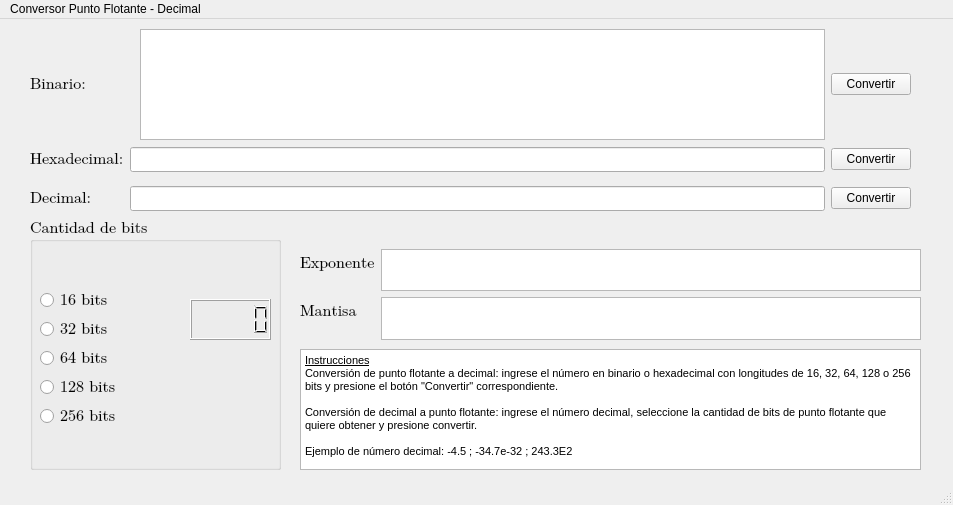
The window that gui.ui (pabgonzalez/Conversor_Decimal_PuntoFlotante) describes before a commit, drawn with Qt 5.
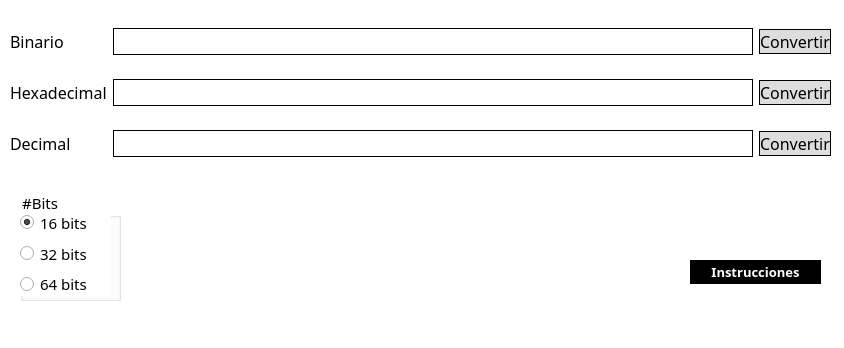
The same window after the commit.

Commit message: Funciona muy bien con 16, 32 y 64 bits. Probado en casos mínimos y máximos.

```diff
--- a/gui.ui
+++ b/gui.ui
@@ -6,252 +6,92 @@
    <rect>
     <x>0</x>
     <y>0</y>
-    <width>953</width>
-    <height>505</height>
+    <width>844</width>
+    <height>348</height>
    </rect>
   </property>
+  <property name="font">
+   <font>
+    <family>Lucida Sans</family>
+    <pointsize>12</pointsize>
+   </font>
+  </property>
   <property name="windowTitle">
    <string>MainWindow</string>
   </property>
+  <property name="styleSheet">
+   <string notr="true">background-color: white;</string>
+  </property>
   <widget class="QWidget" name="centralwidget">
-   <widget class="QGroupBox" name="groupBox">
-    <property name="geometry">
-     <rect>
-      <x>30</x>
-      <y>200</y>
-      <width>251</width>
-      <height>251</height>
-     </rect>
-    </property>
-    <property name="font">
-     <font>
-      <family>Cambria Math</family>
-      <pointsize>12</pointsize>
-     </font>
-    </property>
-    <property name="title">
-     <string>Cantidad de bits</string>
-    </property>
-    <widget class="QWidget" name="verticalLayoutWidget">
-     <property name="geometry">
-      <rect>
-       <x>10</x>
-       <y>70</y>
-       <width>131</width>
-       <height>171</height>
-      </rect>
-     </property>
-     <layout class="QVBoxLayout" name="verticalLayout">
-      <property name="sizeConstraint">
-       <enum>QLayout::SetMaximumSize</enum>
-      </property>
-      <item>
-       <widget class="QRadioButton" name="b32">
-        <property name="font">
-         <font>
-          <family>Cambria Math</family>
-          <pointsize>12</pointsize>
-         </font>
-        </property>
-        <property name="text">
-         <string>16 bits</string>
-        </property>
-       </widget>
-      </item>
-      <item>
-       <widget class="QRadioButton" name="b16">
-        <property name="font">
-         <font>
-          <family>Cambria Math</family>
-          <pointsize>12</pointsize>
-         </font>
-        </property>
-        <property name="text">
-         <string>32 bits</string>
-        </property>
-       </widget>
-      </item>
-      <item>
-       <widget class="QRadioButton" name="b64">
-        <property name="font">
-         <font>
-          <family>Cambria Math</family>
-          <pointsize>12</pointsize>
-         </font>
-        </property>
-        <property name="text">
-         <string>64 bits</string>
-        </property>
-       </widget>
-      </item>
-      <item>
-       <widget class="QRadioButton" name="b128">
-        <property name="font">
-         <font>
-          <family>Cambria Math</family>
-          <pointsize>12</pointsize>
-         </font>
-        </property>
-        <property name="text">
-         <string>128 bits</string>
-        </property>
-       </widget>
-      </item>
-      <item>
-       <widget class="QRadioButton" name="b256">
-        <property name="font">
-         <font>
-          <family>Cambria Math</family>
-          <pointsize>12</pointsize>
-         </font>
-        </property>
-        <property name="text">
-         <string>256 bits</string>
-        </property>
-       </widget>
-      </item>
-     </layout>
-    </widget>
-    <widget class="QLCDNumber" name="lcdNumber">
-     <property name="geometry">
-      <rect>
-       <x>160</x>
-       <y>80</y>
-       <width>81</width>
-       <height>41</height>
-      </rect>
-     </property>
-    </widget>
-   </widget>
-   <widget class="QWidget" name="formLayoutWidget">
-    <property name="geometry">
-     <rect>
-      <x>300</x>
-      <y>230</y>
-      <width>621</width>
-      <height>91</height>
-     </rect>
-    </property>
-    <layout class="QFormLayout" name="formLayout">
-     <item row="0" column="0">
-      <widget class="QLabel" name="label_4">
-       <property name="font">
-        <font>
-         <family>Cambria Math</family>
-         <pointsize>12</pointsize>
-        </font>
-       </property>
-       <property name="text">
-        <string>Exponente</string>
-       </property>
-      </widget>
-     </item>
-     <item row="1" column="0">
-      <widget class="QLabel" name="label_5">
-       <property name="font">
-        <font>
-         <family>Cambria Math</family>
-         <pointsize>12</pointsize>
-        </font>
-       </property>
-       <property name="text">
-        <string>Mantisa</string>
-       </property>
-      </widget>
-     </item>
-     <item row="0" column="1">
-      <widget class="QTextBrowser" name="textExponente">
-       <property name="font">
-        <font>
-         <family>Cambria Math</family>
-         <pointsize>12</pointsize>
-        </font>
-       </property>
-       <property name="html">
-        <string>&lt;!DOCTYPE HTML PUBLIC &quot;-//W3C//DTD HTML 4.0//EN&quot; &quot;http://www.w3.org/TR/REC-html40/strict.dtd&quot;&gt;
-&lt;html&gt;&lt;head&gt;&lt;meta name=&quot;qrichtext&quot; content=&quot;1&quot; /&gt;&lt;style type=&quot;text/css&quot;&gt;
-p, li { white-space: pre-wrap; }
-&lt;/style&gt;&lt;/head&gt;&lt;body style=&quot; font-family:'Cambria Math'; font-size:12pt; font-weight:400; font-style:normal;&quot;&gt;
-&lt;p style=&quot;-qt-paragraph-type:empty; margin-top:0px; margin-bottom:0px; margin-left:0px; margin-right:0px; -qt-block-indent:0; text-indent:0px; font-family:'MS Shell Dlg 2'; font-size:8.25pt;&quot;&gt;&lt;br /&gt;&lt;/p&gt;&lt;/body&gt;&lt;/html&gt;</string>
-       </property>
-      </widget>
-     </item>
-     <item row="1" column="1">
-      <widget class="QTextBrowser" name="textMantisa">
-       <property name="font">
-        <font>
-         <family>Cambria Math</family>
-         <pointsize>12</pointsize>
-        </font>
-       </property>
-       <property name="html">
-        <string>&lt;!DOCTYPE HTML PUBLIC &quot;-//W3C//DTD HTML 4.0//EN&quot; &quot;http://www.w3.org/TR/REC-html40/strict.dtd&quot;&gt;
-&lt;html&gt;&lt;head&gt;&lt;meta name=&quot;qrichtext&quot; content=&quot;1&quot; /&gt;&lt;style type=&quot;text/css&quot;&gt;
-p, li { white-space: pre-wrap; }
-&lt;/style&gt;&lt;/head&gt;&lt;body style=&quot; font-family:'Cambria Math'; font-size:12pt; font-weight:400; font-style:normal;&quot;&gt;
-&lt;p style=&quot;-qt-paragraph-type:empty; margin-top:0px; margin-bottom:0px; margin-left:0px; margin-right:0px; -qt-block-indent:0; text-indent:0px; font-family:'MS Shell Dlg 2'; font-size:8.25pt;&quot;&gt;&lt;br /&gt;&lt;/p&gt;&lt;/body&gt;&lt;/html&gt;</string>
-       </property>
-      </widget>
-     </item>
-    </layout>
-   </widget>
-   <widget class="QTextBrowser" name="textBrowser_3">
-    <property name="geometry">
-     <rect>
-      <x>300</x>
-      <y>330</y>
-      <width>621</width>
-      <height>121</height>
-     </rect>
-    </property>
-    <property name="html">
-     <string>&lt;!DOCTYPE HTML PUBLIC &quot;-//W3C//DTD HTML 4.0//EN&quot; &quot;http://www.w3.org/TR/REC-html40/strict.dtd&quot;&gt;
-&lt;html&gt;&lt;head&gt;&lt;meta name=&quot;qrichtext&quot; content=&quot;1&quot; /&gt;&lt;style type=&quot;text/css&quot;&gt;
-p, li { white-space: pre-wrap; }
-&lt;/style&gt;&lt;/head&gt;&lt;body style=&quot; font-family:'MS Shell Dlg 2'; font-size:8.25pt; font-weight:400; font-style:normal;&quot;&gt;
-&lt;p style=&quot; margin-top:0px; margin-bottom:0px; margin-left:0px; margin-right:0px; -qt-block-indent:0; text-indent:0px;&quot;&gt;&lt;span style=&quot; font-size:8pt; text-decoration: underline;&quot;&gt;Instrucciones&lt;/span&gt;&lt;/p&gt;
-&lt;p style=&quot; margin-top:0px; margin-bottom:0px; margin-left:0px; margin-right:0px; -qt-block-indent:0; text-indent:0px;&quot;&gt;&lt;span style=&quot; font-size:8pt;&quot;&gt;Conversión de punto flotante a decimal: ingrese el número en binario o hexadecimal con longitudes de 16, 32, 64, 128 o 256 bits y presione el botón &amp;quot;Convertir&amp;quot; correspondiente.&lt;/span&gt;&lt;/p&gt;
-&lt;p style=&quot;-qt-paragraph-type:empty; margin-top:0px; margin-bottom:0px; margin-left:0px; margin-right:0px; -qt-block-indent:0; text-indent:0px; font-size:8pt;&quot;&gt;&lt;br /&gt;&lt;/p&gt;
-&lt;p style=&quot; margin-top:0px; margin-bottom:0px; margin-left:0px; margin-right:0px; -qt-block-indent:0; text-indent:0px;&quot;&gt;&lt;span style=&quot; font-size:8pt;&quot;&gt;Conversión de decimal a punto flotante: ingrese el número decimal, seleccione la cantidad de bits de punto flotante que quiere obtener y presione convertir.&lt;/span&gt;&lt;/p&gt;
-&lt;p style=&quot;-qt-paragraph-type:empty; margin-top:0px; margin-bottom:0px; margin-left:0px; margin-right:0px; -qt-block-indent:0; text-indent:0px; font-size:8pt;&quot;&gt;&lt;br /&gt;&lt;/p&gt;
-&lt;p style=&quot; margin-top:0px; margin-bottom:0px; margin-left:0px; margin-right:0px; -qt-block-indent:0; text-indent:0px;&quot;&gt;&lt;span style=&quot; font-size:8pt;&quot;&gt;Ejemplo de número decimal: -4.5 ; -34.7e-32 ; 243.3E2&lt;/span&gt;&lt;/p&gt;&lt;/body&gt;&lt;/html&gt;</string>
-    </property>
-   </widget>
    <widget class="QWidget" name="gridLayoutWidget">
     <property name="geometry">
      <rect>
-      <x>30</x>
-      <y>120</y>
-      <width>881</width>
-      <height>81</height>
+      <x>10</x>
+      <y>10</y>
+      <width>821</width>
+      <height>168</height>
      </rect>
     </property>
     <layout class="QGridLayout" name="gridLayout">
-     <property name="verticalSpacing">
-      <number>6</number>
-     </property>
-     <item row="1" column="0">
+     <item row="2" column="0">
       <widget class="QLabel" name="label_3">
        <property name="font">
         <font>
-         <family>Cambria Math</family>
+         <family>Lucida Sans</family>
          <pointsize>12</pointsize>
         </font>
        </property>
        <property name="text">
-        <string>Hexadecimal:</string>
-       </property>
-      </widget>
-     </item>
-     <item row="1" column="2">
-      <widget class="QPushButton" name="buttonConvertirFPHex">
-       <property name="text">
-        <string>Convertir</string>
+        <string>Decimal</string>
        </property>
       </widget>
      </item>
      <item row="2" column="2">
       <widget class="QPushButton" name="buttonConvertirDec">
+       <property name="font">
+        <font>
+         <family>Lucida Sans</family>
+         <pointsize>12</pointsize>
+        </font>
+       </property>
+       <property name="styleSheet">
+        <string notr="true">border: 1px solid black;
+background-color: rgb(221, 221, 221);
+color: black;
+shadow: none;</string>
+       </property>
+       <property name="text">
+        <string>Convertir</string>
+       </property>
+      </widget>
+     </item>
+     <item row="1" column="0">
+      <widget class="QLabel" name="label_2">
+       <property name="font">
+        <font>
+         <family>Lucida Sans</family>
+         <pointsize>12</pointsize>
+        </font>
+       </property>
+       <property name="text">
+        <string>Hexadecimal</string>
+       </property>
+      </widget>
+     </item>
+     <item row="1" column="2">
+      <widget class="QPushButton" name="buttonConvertirHexa">
+       <property name="font">
+        <font>
+         <family>Lucida Sans</family>
+         <pointsize>12</pointsize>
+        </font>
+       </property>
+       <property name="styleSheet">
+        <string notr="true">border: 1px solid black;
+background-color: rgb(221, 221, 221);
+color: black;
+shadow: none;</string>
+       </property>
        <property name="text">
         <string>Convertir</string>
        </property>
@@ -259,105 +99,71 @@
      </item>
      <item row="2" column="1">
       <widget class="QLineEdit" name="ioDecimal">
-       <property name="sizePolicy">
-        <sizepolicy hsizetype="Expanding" vsizetype="Fixed">
-         <horstretch>0</horstretch>
-         <verstretch>0</verstretch>
-        </sizepolicy>
-       </property>
        <property name="font">
         <font>
-         <family>Cambria Math</family>
+         <family>Lucida Sans</family>
          <pointsize>12</pointsize>
         </font>
        </property>
-       <property name="cursor">
-        <cursorShape>BlankCursor</cursorShape>
-       </property>
-       <property name="text">
-        <string/>
-       </property>
-      </widget>
-     </item>
-     <item row="2" column="0">
-      <widget class="QLabel" name="label_2">
-       <property name="font">
-        <font>
-         <family>Cambria Math</family>
-         <pointsize>12</pointsize>
-        </font>
-       </property>
-       <property name="text">
-        <string>Decimal:</string>
+       <property name="styleSheet">
+        <string notr="true">border: 1px solid black;</string>
        </property>
       </widget>
      </item>
      <item row="1" column="1">
       <widget class="QLineEdit" name="ioHexa">
-       <property name="sizePolicy">
-        <sizepolicy hsizetype="Expanding" vsizetype="Minimum">
-         <horstretch>0</horstretch>
-         <verstretch>0</verstretch>
-        </sizepolicy>
-       </property>
        <property name="font">
         <font>
-         <family>Cambria Math</family>
+         <family>Lucida Sans</family>
          <pointsize>12</pointsize>
         </font>
        </property>
+       <property name="styleSheet">
+        <string notr="true">border: 1px solid black;
+</string>
+       </property>
       </widget>
      </item>
-    </layout>
-   </widget>
-   <widget class="QWidget" name="horizontalLayoutWidget">
-    <property name="geometry">
-     <rect>
-      <x>30</x>
-      <y>10</y>
-      <width>881</width>
-      <height>111</height>
-     </rect>
-    </property>
-    <layout class="QHBoxLayout" name="horizontalLayout">
-     <item>
-      <widget class="QLabel" name="label">
+     <item row="0" column="0">
+      <widget class="QLabel" name="label_1">
        <property name="font">
         <font>
-         <family>Cambria Math</family>
+         <family>Lucida Sans</family>
          <pointsize>12</pointsize>
         </font>
        </property>
        <property name="text">
-        <string>Binario:         </string>
+        <string>Binario</string>
        </property>
       </widget>
      </item>
-     <item>
-      <widget class="QTextEdit" name="ioBinario">
-       <property name="sizePolicy">
-        <sizepolicy hsizetype="Expanding" vsizetype="Fixed">
-         <horstretch>0</horstretch>
-         <verstretch>0</verstretch>
-        </sizepolicy>
-       </property>
+     <item row="0" column="1">
+      <widget class="QLineEdit" name="ioBinario">
        <property name="font">
         <font>
-         <family>Cambria Math</family>
+         <family>Lucida Sans</family>
          <pointsize>12</pointsize>
         </font>
        </property>
-       <property name="html">
-        <string>&lt;!DOCTYPE HTML PUBLIC &quot;-//W3C//DTD HTML 4.0//EN&quot; &quot;http://www.w3.org/TR/REC-html40/strict.dtd&quot;&gt;
-&lt;html&gt;&lt;head&gt;&lt;meta name=&quot;qrichtext&quot; content=&quot;1&quot; /&gt;&lt;style type=&quot;text/css&quot;&gt;
-p, li { white-space: pre-wrap; }
-&lt;/style&gt;&lt;/head&gt;&lt;body style=&quot; font-family:'Cambria Math'; font-size:12pt; font-weight:400; font-style:normal;&quot;&gt;
-&lt;p style=&quot;-qt-paragraph-type:empty; margin-top:0px; margin-bottom:0px; margin-left:0px; margin-right:0px; -qt-block-indent:0; text-indent:0px;&quot;&gt;&lt;br /&gt;&lt;/p&gt;&lt;/body&gt;&lt;/html&gt;</string>
+       <property name="styleSheet">
+        <string notr="true">border: 1px solid black;</string>
        </property>
       </widget>
      </item>
-     <item>
+     <item row="0" column="2">
       <widget class="QPushButton" name="buttonConvertirFP">
+       <property name="font">
+        <font>
+         <family>Lucida Sans</family>
+         <pointsize>12</pointsize>
+        </font>
+       </property>
+       <property name="styleSheet">
+        <string notr="true">border: 1px solid black;
+background-color: rgb(221, 221, 221);
+color: black;
+shadow: none;</string>
+       </property>
        <property name="text">
         <string>Convertir</string>
        </property>
@@ -365,22 +171,122 @@
      </item>
     </layout>
    </widget>
+   <widget class="QGroupBox" name="groupBox">
+    <property name="geometry">
+     <rect>
+      <x>20</x>
+      <y>190</y>
+      <width>101</width>
+      <height>111</height>
+     </rect>
+    </property>
+    <property name="font">
+     <font>
+      <family>Lucida Sans</family>
+      <pointsize>11</pointsize>
+     </font>
+    </property>
+    <property name="title">
+     <string>#Bits</string>
+    </property>
+    <widget class="QWidget" name="verticalLayoutWidget">
+     <property name="geometry">
+      <rect>
+       <x>0</x>
+       <y>20</y>
+       <width>91</width>
+       <height>86</height>
+      </rect>
+     </property>
+     <layout class="QVBoxLayout" name="verticalLayout">
+      <item>
+       <widget class="QRadioButton" name="b16">
+        <property name="enabled">
+         <bool>true</bool>
+        </property>
+        <property name="font">
+         <font>
+          <family>Lucida Sans</family>
+          <pointsize>11</pointsize>
+         </font>
+        </property>
+        <property name="styleSheet">
+         <string notr="true"/>
+        </property>
+        <property name="text">
+         <string>16 bits</string>
+        </property>
+        <property name="checked">
+         <bool>true</bool>
+        </property>
+       </widget>
+      </item>
+      <item>
+       <widget class="QRadioButton" name="b32">
+        <property name="font">
+         <font>
+          <family>Lucida Sans</family>
+          <pointsize>11</pointsize>
+         </font>
+        </property>
+        <property name="text">
+         <string>32 bits</string>
+        </property>
+       </widget>
+      </item>
+      <item>
+       <widget class="QRadioButton" name="b64">
+        <property name="font">
+         <font>
+          <family>Lucida Sans</family>
+          <pointsize>11</pointsize>
+         </font>
+        </property>
+        <property name="text">
+         <string>64 bits</string>
+        </property>
+       </widget>
+      </item>
+     </layout>
+    </widget>
+   </widget>
+   <widget class="QPushButton" name="buttonInstrucciones">
+    <property name="geometry">
+     <rect>
+      <x>690</x>
+      <y>260</y>
+      <width>131</width>
+      <height>24</height>
+     </rect>
+    </property>
+    <property name="font">
+     <font>
+      <family>Lucida Sans</family>
+      <pointsize>10</pointsize>
+      <weight>75</weight>
+      <bold>true</bold>
+     </font>
+    </property>
+    <property name="styleSheet">
+     <string notr="true">color: white;
+font-weight: bold;
+background-color: black;
+border: 2px solid black;</string>
+    </property>
+    <property name="text">
+     <string>Instrucciones</string>
+    </property>
+   </widget>
   </widget>
   <widget class="QMenuBar" name="menubar">
    <property name="geometry">
     <rect>
      <x>0</x>
      <y>0</y>
-     <width>953</width>
-     <height>20</height>
+     <width>844</width>
+     <height>21</height>
     </rect>
    </property>
-   <widget class="QMenu" name="menua">
-    <property name="title">
-     <string>Conversor Punto Flotante - Decimal</string>
-    </property>
-   </widget>
-   <addaction name="menua"/>
   </widget>
   <widget class="QStatusBar" name="statusbar"/>
  </widget>
```
The commit also changes 2 other files.
